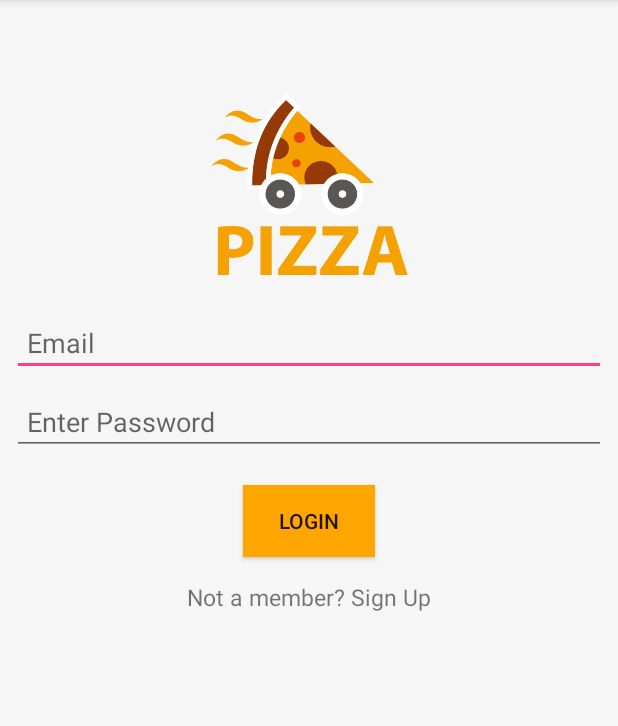
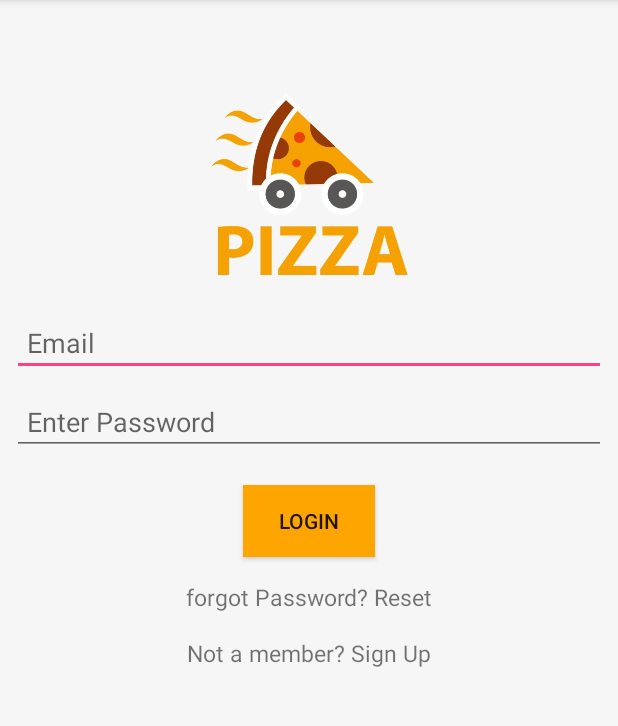
Before and after one commit to Josetedd/Pizza-Store, an Android app: the screen it shows after launch (loginActivity), after a tap on "LOGIN", on a phone screen of 412 x 824 dp, the part 84-810 px from its top. Run offline under Robolectric (Android 15) with nearby library versions, the phone set to English and light mode, and no system bars; our stand-ins replace Firebase (no records; nobody signed in at launch, a user with empty details on screens opened directly).

Commit message:
Added Password Reset. Users can now request for password reset

```diff
--- a/app/build.gradle
+++ b/app/build.gradle
@@ -31,4 +31,5 @@ dependencies {
 
 
 
+
 apply plugin: 'com.google.gms.google-services'
--- a/app/src/main/AndroidManifest.xml
+++ b/app/src/main/AndroidManifest.xml
@@ -17,7 +17,8 @@
             </intent-filter>
         </activity>
         <activity android:name=".loginActivity" />
-        <activity android:name=".SignUpActivity"></activity>
+        <activity android:name=".SignUpActivity" />
+        <activity android:name=".ResetPassActivity"></activity>
     </application>
 
 </manifest>
--- a/app/src/main/java/com/example/android/pizzaapp/loginActivity.java
+++ b/app/src/main/java/com/example/android/pizzaapp/loginActivity.java
@@ -7,7 +7,9 @@ import android.support.annotation.NonNull;
 import android.support.v7.app.AppCompatActivity;
 import android.text.TextUtils;
 import android.view.View;
+import android.widget.Button;
 import android.widget.EditText;
+import android.widget.TextView;
 import android.widget.Toast;
 
 import com.google.android.gms.tasks.OnCompleteListener;
@@ -20,6 +22,9 @@ public class loginActivity extends AppCompatActivity {
     FirebaseAuth mAuth;
     EditText emailEdit;
     EditText passwordEdit;
+    Button loginBtn;
+    TextView resetLink;
+    TextView signupLink;
 
 
     @Override
@@ -29,20 +34,24 @@ public class loginActivity extends AppCompatActivity {
         //Initialize firebaseAuth instance
         mAuth = FirebaseAuth.getInstance();
         // if user is already logged in start main activity
-        if(mAuth.getCurrentUser() !=null){
+        if (mAuth.getCurrentUser() != null) {
             finish();
             startActivity(new Intent(getApplicationContext(), MainActivity.class));
         }
         // initialize views
         emailEdit = findViewById(R.id.inputemail);
         passwordEdit = findViewById(R.id.inputpassword);
+        loginBtn = findViewById(R.id.loginbutton);
+        resetLink = findViewById(R.id.resetLink);
+        signupLink = findViewById(R.id.signinlink);
 
     }
+
     //
-    public void login(){
+    public void login() {
         //getting email and password from edit texts
         String email = emailEdit.getText().toString().trim();
-        String password  = passwordEdit.getText().toString().trim();
+        String password = passwordEdit.getText().toString().trim();
         // progressdialog initialize
         progressDialog = new ProgressDialog(loginActivity.this);
         progressDialog.setMessage("logging in..."); // Setting Message
@@ -51,13 +60,13 @@ public class loginActivity extends AppCompatActivity {
 
 
         //checking if email and passwords are empty
-        if(TextUtils.isEmpty(email)){
-            Toast.makeText(this,"Please enter email",Toast.LENGTH_LONG).show();
+        if (TextUtils.isEmpty(email)) {
+            Toast.makeText(this, "Please enter email", Toast.LENGTH_LONG).show();
             return;
         }
 
-        if(TextUtils.isEmpty(password)){
-            Toast.makeText(this,"Please enter password",Toast.LENGTH_LONG).show();
+        if (TextUtils.isEmpty(password)) {
+            Toast.makeText(this, "Please enter password", Toast.LENGTH_LONG).show();
             return;
         }
 
@@ -68,30 +77,32 @@ public class loginActivity extends AppCompatActivity {
                     @Override
                     public void onComplete(@NonNull Task<AuthResult> task) {
                         //checking if success
-                        if(task.isSuccessful()){
+                        if (task.isSuccessful()) {
                             finish();
                             startActivity(new Intent(getApplicationContext(), MainActivity.class));
-                        }else{
+                        } else {
                             //display some message here
-                            Toast.makeText(loginActivity.this,"Registration Error",Toast.LENGTH_LONG).show();
+                            Toast.makeText(loginActivity.this, "Registration Error", Toast.LENGTH_LONG).show();
                         }
                         progressDialog.dismiss();
                     }
                 });
 
 
-
-    }
-    //
-    public void onClick(View view){
-        login();
-
     }
 
-    // method to open SignUpActivity
-    public void openSignupActivity(View view) {
+    //
+    public void onClick(View view) {
+        if(view ==loginBtn) {
+            login();
+        }
+        if(view == resetLink){
+            startActivity(new Intent(getApplicationContext(), ResetPassActivity.class));
 
-        startActivity(new Intent(getApplicationContext(), SignUpActivity.class));
+        }
+        if(view == signupLink){
+            startActivity(new Intent(getApplicationContext(), SignUpActivity.class));
+        }
 
     }
 }
--- a/app/src/main/res/layout/activity_login.xml
+++ b/app/src/main/res/layout/activity_login.xml
@@ -41,6 +41,20 @@
         app:layout_constraintStart_toStartOf="parent"
         app:layout_constraintTop_toBottomOf="@+id/inputpassword"
         android:onClick="onClick"/>
+    <TextView
+        android:id="@+id/resetLink"
+        android:layout_width="wrap_content"
+        android:layout_height="wrap_content"
+        android:layout_marginEnd="8dp"
+        android:layout_marginStart="8dp"
+        android:layout_marginTop="16dp"
+        android:gravity="center"
+        android:onClick="onClick"
+        android:text="forgot Password? Reset"
+        android:textSize="15sp"
+        app:layout_constraintEnd_toEndOf="parent"
+        app:layout_constraintStart_toStartOf="parent"
+        app:layout_constraintTop_toBottomOf="@+id/loginbutton" />
 
     <TextView
         android:id="@+id/signinlink"
@@ -50,10 +64,10 @@
         android:layout_marginStart="8dp"
         android:layout_marginTop="16dp"
         android:gravity="center"
-        android:onClick="openSignupActivity"
+        android:onClick="onClick"
         android:text="Not a member? Sign Up"
         android:textSize="15sp"
         app:layout_constraintEnd_toEndOf="parent"
         app:layout_constraintStart_toStartOf="parent"
-        app:layout_constraintTop_toBottomOf="@+id/loginbutton" />
+        app:layout_constraintTop_toBottomOf="@+id/resetLink" />
 </android.support.constraint.ConstraintLayout>
```
Also changed, not shown: app/src/main/java/com/example/android/pizzaapp/ResetPassActivity.java (added, +78 -0 lines), app/src/main/res/layout/activity_reset_pass.xml (added, +47 -0 lines).
